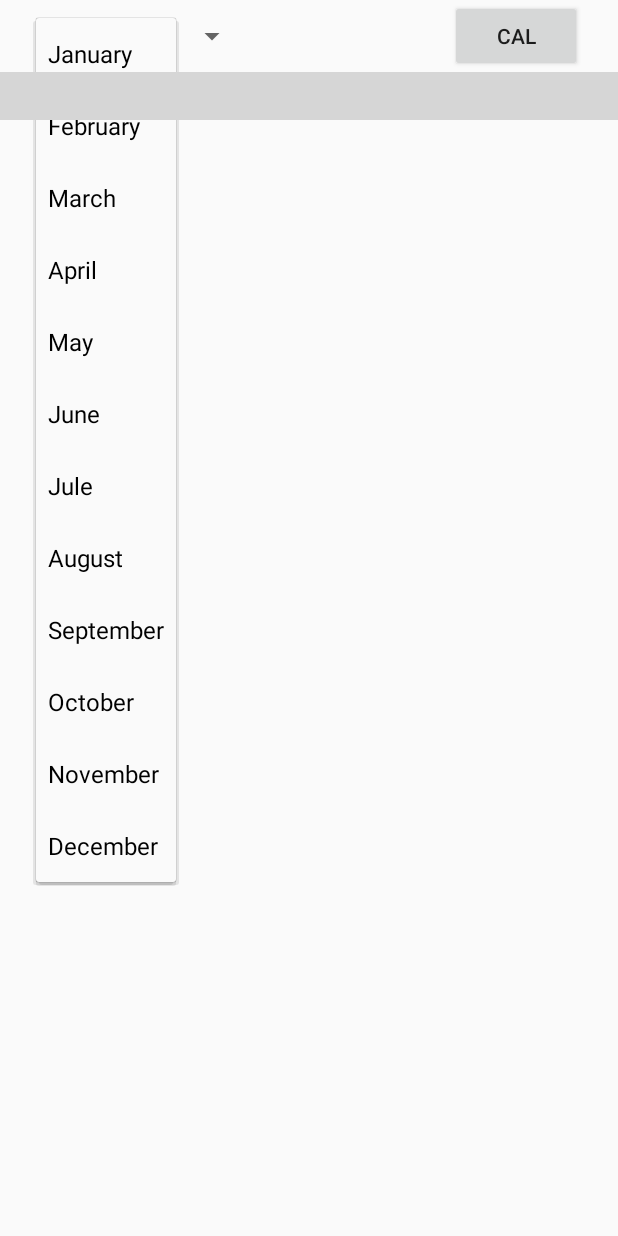
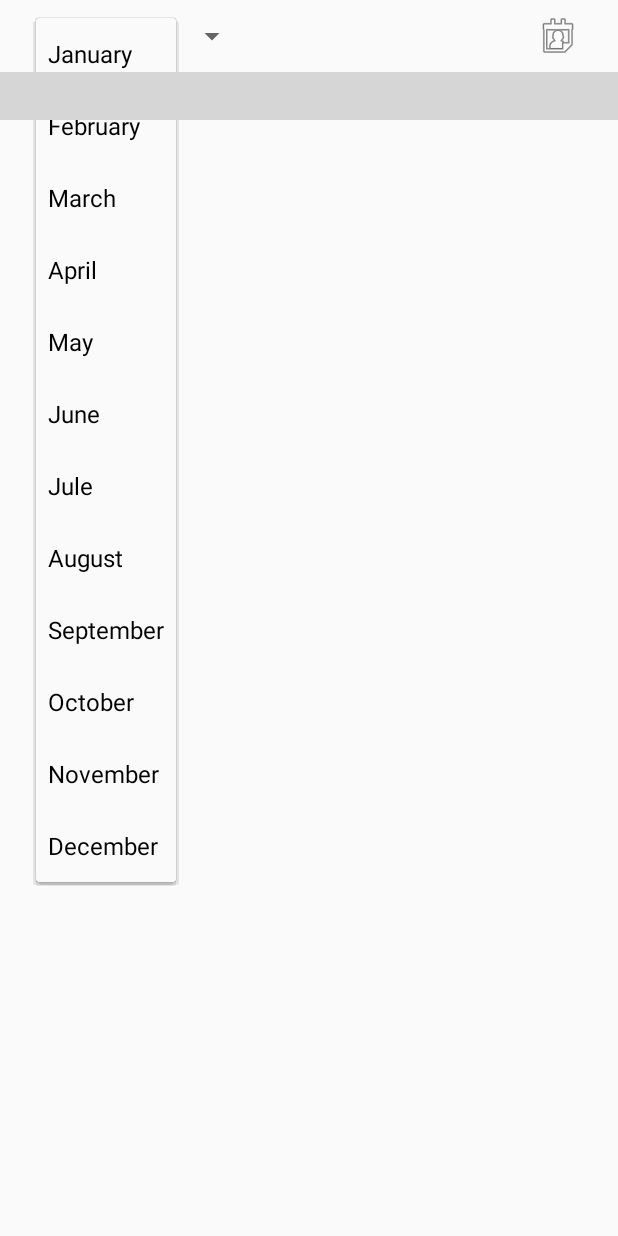
Before and after one commit to babakatea/mobdev_ui, an Android app: the screen it shows after launch (MainActivity), after a tap on "January", on a phone screen of 412 x 824 dp. Run offline under Robolectric (Android 15) with nearby library versions, the phone set to English and light mode, and no system bars; plain views replace MinTimeTableView; grey boxes are pictures that could not be loaded.

Commit message:
Change calendar icon

```diff
--- a/app/src/main/res/layout/activity_header.xml
+++ b/app/src/main/res/layout/activity_header.xml
@@ -16,14 +16,14 @@
         app:layout_constraintStart_toStartOf="parent"
         app:layout_constraintTop_toTopOf="parent" />
 
-    <Button
+    <ImageView
         android:id="@+id/calendarButton"
         android:layout_width="wrap_content"
         android:layout_height="wrap_content"
-        android:text="Cal"
+        android:layout_marginRight="24dp"
         app:layout_constraintBottom_toBottomOf="parent"
         app:layout_constraintEnd_toEndOf="parent"
         app:layout_constraintTop_toTopOf="parent"
-        android:layout_marginRight="24dp" />
+        app:srcCompat="@android:drawable/ic_menu_my_calendar" />
 
 </androidx.constraintlayout.widget.ConstraintLayout>
```
